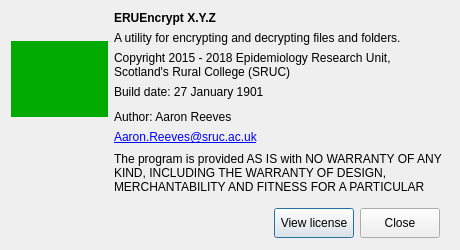
First picture: the form in caboutform.ui, repository aaron-reeves/qt_widgets, before the edit.
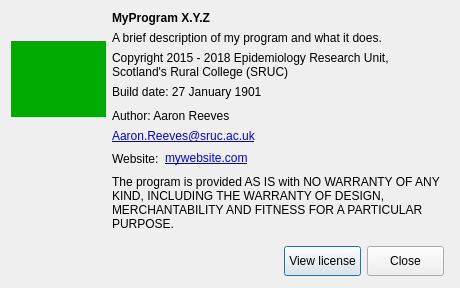
Second picture: the form after the edit. Custom widgets are drawn as their Qt base class.

Commit message: Added display area for a web address.

```diff
--- a/caboutform.ui
+++ b/caboutform.ui
@@ -7,7 +7,7 @@
     <x>0</x>
     <y>0</y>
     <width>460</width>
-    <height>250</height>
+    <height>288</height>
    </rect>
   </property>
   <property name="sizePolicy">
@@ -25,9 +25,9 @@
   <property name="windowTitle">
    <string>Dialog</string>
   </property>
-  <layout class="QVBoxLayout" name="verticalLayout_5">
+  <layout class="QVBoxLayout" name="verticalLayout_2">
    <item>
-    <layout class="QHBoxLayout" name="horizontalLayout">
+    <layout class="QHBoxLayout" name="horizontalLayout_2">
      <item>
       <layout class="QVBoxLayout" name="verticalLayout_4">
        <property name="sizeConstraint">
@@ -90,7 +90,7 @@
       </layout>
      </item>
      <item>
-      <layout class="QVBoxLayout" name="verticalLayout_3">
+      <layout class="QVBoxLayout" name="verticalLayout">
        <item>
         <widget class="QLabel" name="lblAppName">
          <property name="font">
@@ -100,14 +100,14 @@
           </font>
          </property>
          <property name="text">
-          <string>ERUEncrypt X.Y.Z</string>
+          <string>MyProgram X.Y.Z</string>
          </property>
         </widget>
        </item>
        <item>
         <widget class="QLabel" name="lblBriefDescr">
          <property name="text">
-          <string>A utility for encrypting and decrypting files and folders.</string>
+          <string>A brief description of my program and what it does.</string>
          </property>
          <property name="wordWrap">
           <bool>true</bool>
@@ -136,11 +136,6 @@
         </widget>
        </item>
        <item>
-        <layout class="QVBoxLayout" name="verticalLayout_2">
-         <property name="sizeConstraint">
-          <enum>QLayout::SetDefaultConstraint</enum>
-         </property>
-         <item>
           <spacer name="verticalSpacer_2">
            <property name="orientation">
             <enum>Qt::Vertical</enum>
@@ -154,8 +149,6 @@
           </spacer>
          </item>
          <item>
-          <layout class="QVBoxLayout" name="verticalLayout">
-           <item>
             <widget class="QLabel" name="lblAuthor">
              <property name="text">
               <string>Author: Aaron Reeves</string>
@@ -187,6 +180,59 @@
              </property>
             </widget>
            </item>
+       <item>
+        <layout class="QHBoxLayout" name="horizontalLayout">
+         <item>
+          <widget class="QLabel" name="lblWebsite1">
+           <property name="text">
+            <string>Website:</string>
+           </property>
+           <property name="wordWrap">
+            <bool>true</bool>
+           </property>
+          </widget>
+         </item>
+         <item>
+          <widget class="QClickableLabel" name="lblWebsite2">
+           <property name="minimumSize">
+            <size>
+             <width>270</width>
+             <height>0</height>
+            </size>
+           </property>
+           <property name="cursor">
+            <cursorShape>PointingHandCursor</cursorShape>
+           </property>
+           <property name="styleSheet">
+            <string notr="true">color: rgb(0, 0, 170);</string>
+           </property>
+           <property name="text">
+            <string>&lt;a href='https://mywebsite.com'&gt;mywebsite.com&lt;/a&gt;</string>
+           </property>
+           <property name="textFormat">
+            <enum>Qt::AutoText</enum>
+           </property>
+           <property name="wordWrap">
+            <bool>false</bool>
+           </property>
+           <property name="textInteractionFlags">
+            <set>Qt::LinksAccessibleByMouse</set>
+           </property>
+          </widget>
+         </item>
+         <item>
+          <spacer name="horizontalSpacer_2">
+           <property name="orientation">
+            <enum>Qt::Horizontal</enum>
+           </property>
+           <property name="sizeHint" stdset="0">
+            <size>
+             <width>20</width>
+             <height>19</height>
+            </size>
+           </property>
+          </spacer>
+         </item>
           </layout>
          </item>
          <item>
@@ -202,8 +248,6 @@
            </property>
           </spacer>
          </item>
-        </layout>
-       </item>
        <item>
         <widget class="QLabel" name="label_2">
          <property name="sizePolicy">
@@ -233,7 +277,7 @@
    <item>
     <widget class="QWidget" name="widget" native="true">
      <property name="sizePolicy">
-      <sizepolicy hsizetype="Minimum" vsizetype="Minimum">
+      <sizepolicy hsizetype="MinimumExpanding" vsizetype="Minimum">
        <horstretch>0</horstretch>
        <verstretch>0</verstretch>
       </sizepolicy>
@@ -244,22 +288,15 @@
        <height>40</height>
       </size>
      </property>
-     <layout class="QHBoxLayout" name="horizontalLayout_2">
-      <item>
-       <spacer name="horizontalSpacer">
-        <property name="orientation">
-         <enum>Qt::Horizontal</enum>
-        </property>
-        <property name="sizeHint" stdset="0">
-         <size>
-          <width>255</width>
-          <height>19</height>
-         </size>
-        </property>
-       </spacer>
-      </item>
-      <item>
        <widget class="QPushButton" name="btnLicense">
+      <property name="geometry">
+       <rect>
+        <x>273</x>
+        <y>9</y>
+        <width>77</width>
+        <height>30</height>
+       </rect>
+      </property>
         <property name="minimumSize">
          <size>
           <width>0</width>
@@ -270,9 +307,15 @@
          <string>View license</string>
         </property>
        </widget>
-      </item>
-      <item>
        <widget class="QPushButton" name="btnClose">
+      <property name="geometry">
+       <rect>
+        <x>356</x>
+        <y>9</y>
+        <width>77</width>
+        <height>30</height>
+       </rect>
+      </property>
         <property name="minimumSize">
          <size>
           <width>0</width>
@@ -283,8 +326,6 @@
          <string>Close</string>
         </property>
        </widget>
-      </item>
-     </layout>
     </widget>
    </item>
   </layout>
```
Lines whose indentation alone changed are shown as unchanged. The commit also changes 2 other files.
